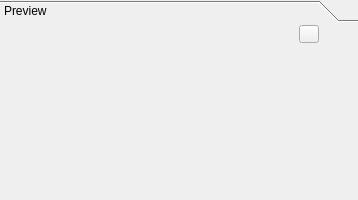
Above: src/Widgets/PreviewWidget.ui from CasparCG/client before the change. Below: the same form after it.
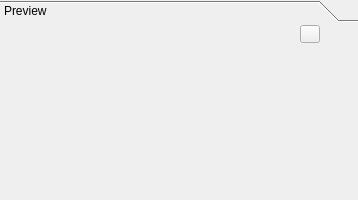
That is the form after the change.

```diff
--- a/src/Widgets/PreviewWidget.ui
+++ b/src/Widgets/PreviewWidget.ui
@@ -101,7 +101,7 @@
            </property>
            <property name="sizeHint" stdset="0">
             <size>
-             <width>6</width>
+             <width>7</width>
              <height>10</height>
             </size>
            </property>
@@ -136,7 +136,7 @@
            </property>
            <property name="sizeHint" stdset="0">
             <size>
-             <width>11</width>
+             <width>10</width>
              <height>10</height>
             </size>
            </property>
```
